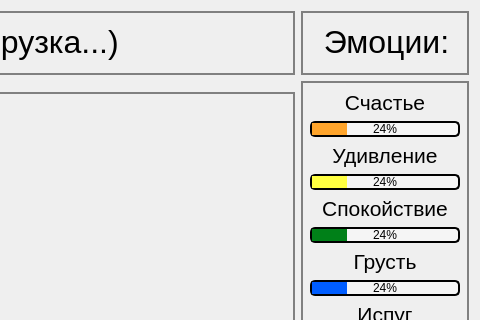
First picture: the form in templates_ui/testWidget.ui, repository s4lat/emotion_classification, before the edit; both pictures show x 436 to 916 and y 0 to 320 of the 916 by 531 pixel window.
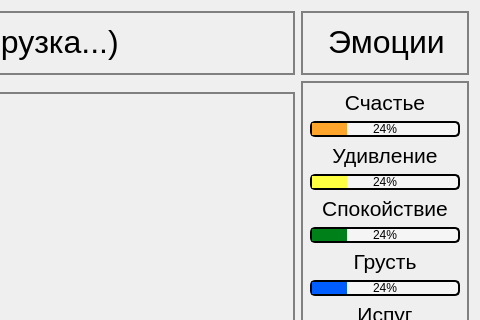
Second picture: the form after the edit.

```diff
--- a/templates_ui/testWidget.ui
+++ b/templates_ui/testWidget.ui
@@ -94,7 +94,7 @@
       <string notr="true">border: 2px solid gray;</string>
      </property>
      <property name="text">
-      <string>&lt;html&gt;&lt;head/&gt;&lt;body&gt;&lt;p align=&quot;center&quot;&gt;&lt;span style=&quot; font-size:24pt;&quot;&gt;Эмоции:&lt;/span&gt;&lt;/p&gt;&lt;/body&gt;&lt;/html&gt;</string>
+      <string>&lt;html&gt;&lt;head/&gt;&lt;body&gt;&lt;p align=&quot;center&quot;&gt;&lt;span style=&quot; font-size:24pt;&quot;&gt;Эмоции&lt;/span&gt;&lt;/p&gt;&lt;/body&gt;&lt;/html&gt;</string>
      </property>
      <property name="alignment">
       <set>Qt::AlignLeading|Qt::AlignLeft|Qt::AlignVCenter</set>
```
